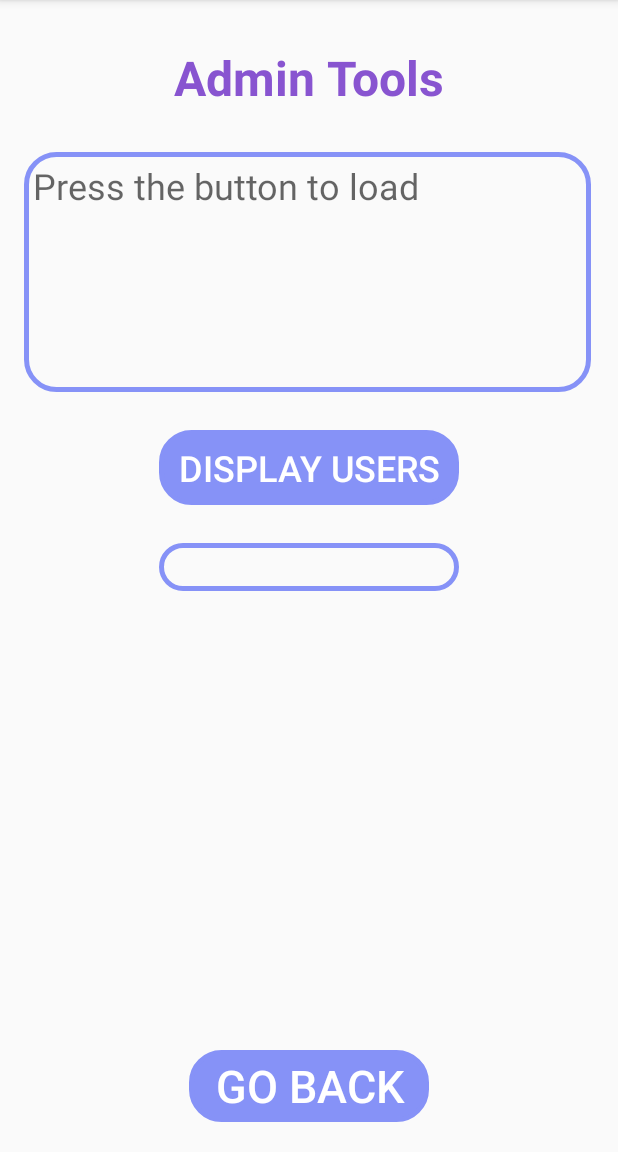
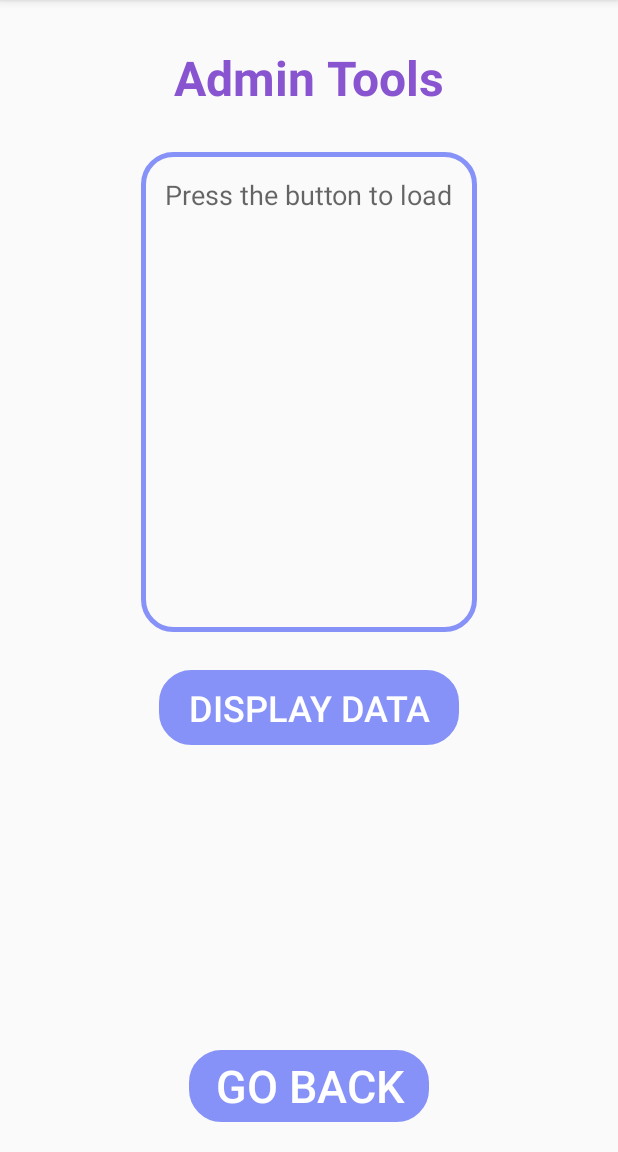
Before and after one commit to Marcelo916/ArithmeticForKids, an Android app: the AdminTools screen opened directly, with no data from a screen before it, on a phone screen of 412 x 824 dp, the part 84-1236 px from its top. Run offline under Robolectric (Android 15) with nearby library versions, the light colour scheme and no system bars; our stand-ins replace Room's generated code.

Commit message:
Completed implementation of AdminTools to display user data. Includes new methods to retrieve highest score by userId for the database.

```diff
--- a/app/src/main/java/com/example/arithmeticforkids/database/AdditionLogDAO.java
+++ b/app/src/main/java/com/example/arithmeticforkids/database/AdditionLogDAO.java
@@ -7,7 +7,6 @@ import androidx.room.Query;
 
 import com.example.arithmeticforkids.database.entities.AdditionLog;
 
-import java.util.ArrayList;
 import java.util.List;
 
 @Dao
@@ -17,4 +16,7 @@ public interface AdditionLogDAO {
 
     @Query("SELECT * FROM " + AdditionLogDatabase.ADDITION_LOG_TABLE + " ORDER BY bestScore DESC LIMIT 1")
     List<AdditionLog> getAdditionRecords();
+
+    @Query("SELECT * FROM " + AdditionLogDatabase.ADDITION_LOG_TABLE + " WHERE userId = :userId" + " ORDER BY bestScore DESC LIMIT 1")
+    List<AdditionLog> getAdditionRecordByUserId(int userId);
 }
--- a/app/src/main/java/com/example/arithmeticforkids/database/DivisionLogDAO.java
+++ b/app/src/main/java/com/example/arithmeticforkids/database/DivisionLogDAO.java
@@ -16,4 +16,7 @@ public interface DivisionLogDAO {
 
     @Query("SELECT * FROM " + AdditionLogDatabase.DIVISION_LOG_TABLE + " ORDER BY bestScore DESC LIMIT 1")
     List<DivisionLog> getDivisionRecords();
+
+    @Query("SELECT * FROM " + AdditionLogDatabase.DIVISION_LOG_TABLE + " WHERE userId = :userId" + " ORDER BY bestScore DESC LIMIT 1")
+    List<DivisionLog> getDivisionRecordByUserId(int userId);
 }
--- a/app/src/main/java/com/example/arithmeticforkids/database/MultiplicationLogDAO.java
+++ b/app/src/main/java/com/example/arithmeticforkids/database/MultiplicationLogDAO.java
@@ -16,4 +16,7 @@ public interface MultiplicationLogDAO {
 
     @Query("SELECT * FROM " + AdditionLogDatabase.MULTIPLICATION_LOG_TABLE + " ORDER BY bestScore DESC LIMIT 1")
     List<MultiplicationLog> getMultiplicationRecords();
+
+    @Query("SELECT * FROM " + AdditionLogDatabase.MULTIPLICATION_LOG_TABLE + " WHERE userId = :userId" + " ORDER BY bestScore DESC LIMIT 1")
+    List<MultiplicationLog> getMultiplicationRecordByUserId(int userId);
 }
--- a/app/src/main/java/com/example/arithmeticforkids/database/SubtractionLogDAO.java
+++ b/app/src/main/java/com/example/arithmeticforkids/database/SubtractionLogDAO.java
@@ -16,4 +16,7 @@ public interface SubtractionLogDAO {
 
     @Query("SELECT * FROM " + AdditionLogDatabase.SUBTRACTION_LOG_TABLE + " ORDER BY bestScore DESC LIMIT 1")
     List<SubtractionLog> getSubtractionRecords();
+
+    @Query("SELECT * FROM " + AdditionLogDatabase.SUBTRACTION_LOG_TABLE + " WHERE userId = :userId" + " ORDER BY bestScore DESC LIMIT 1")
+    List<SubtractionLog> getSubtractionRecordByUserId(int userId);
 }
--- a/app/src/main/res/layout/activity_admin_tools.xml
+++ b/app/src/main/res/layout/activity_admin_tools.xml
@@ -21,46 +21,42 @@
         app:layout_constraintStart_toStartOf="parent"
         app:layout_constraintTop_toTopOf="parent" />
 
-    <TextView
-        android:id="@+id/UserListDisplayWindow"
-        android:layout_width="378dp"
-        android:layout_height="160dp"
-        android:layout_marginStart="16dp"
+    <ScrollView
+        android:id="@+id/UserListScroll"
+        android:layout_width="wrap_content"
+        android:layout_height="320dp"
         android:layout_marginTop="28dp"
-        android:hint="@string/press_the_button_to_load"
-        android:textColor="@color/black"
-        android:textSize="24sp"
-        android:padding="6dp"
         app:layout_constraintStart_toStartOf="parent"
         app:layout_constraintTop_toBottomOf="@+id/AdminToolsName"
-        android:background="@drawable/custom_edittext"/>
+        android:background="@drawable/custom_edittext"
+        app:layout_constraintEnd_toEndOf="parent"
+        app:layout_constraintHorizontal_bias="0.5"
+        android:padding="8dp">
+
+        <TextView
+            android:id="@+id/UserListDisplayWindow"
+            android:layout_width="wrap_content"
+            android:layout_height="wrap_content"
+            android:hint="@string/press_the_button_to_load"
+            android:padding="8dp"
+            android:textColor="@color/black"
+            android:textSize="18sp" />
+    </ScrollView>
 
     <Button
         android:id="@+id/ShowUsersButtonAdminTools"
         android:layout_width="200dp"
         android:layout_height="50dp"
         android:layout_marginTop="25dp"
-        android:text="@string/display_users"
+        android:text="@string/display_data"
         android:textSize="24sp"
         app:layout_constraintEnd_toEndOf="parent"
         app:layout_constraintHorizontal_bias="0.5"
         app:layout_constraintStart_toStartOf="parent"
-        app:layout_constraintTop_toBottomOf="@+id/UserListDisplayWindow"
+        app:layout_constraintTop_toBottomOf="@+id/UserListScroll"
         android:background="@drawable/custom_edittext"
         android:backgroundTint="@color/purple"
         android:textColor="@android:color/white"/>
-
-    <Spinner
-        android:id="@+id/UsersSpinner"
-        android:layout_marginTop="25dp"
-        android:layout_width="200dp"
-        android:layout_height="32dp"
-        app:layout_constraintEnd_toEndOf="parent"
-        app:layout_constraintHorizontal_bias="0.5"
-        app:layout_constraintStart_toStartOf="parent"
-        app:layout_constraintTop_toBottomOf="@+id/ShowUsersButtonAdminTools"
-        android:background="@drawable/custom_edittext"
-        />
 
     <Button
         android:id="@+id/goBackButtonAdminTools"
--- a/app/src/main/res/values/strings.xml
+++ b/app/src/main/res/values/strings.xml
@@ -31,7 +31,7 @@
     </string>
     <string name="attachment_summary_off">Only download attachments when manually requested</string>
     <string name="admin_tools_name">Admin Tools</string>
-    <string name="display_users">Display Users</string>
+    <string name="display_data">Display Data</string>
     <string name="no_users_message">No users found.</string>
     <string name="press_the_button_to_load">Press the button to load</string>
 </resources>
```
Also changed, not shown: app/src/main/java/com/example/arithmeticforkids/AdminTools.java (+25 -6 lines), app/src/main/java/com/example/arithmeticforkids/database/AdditionLogRepository.java (+68 -0 lines).
